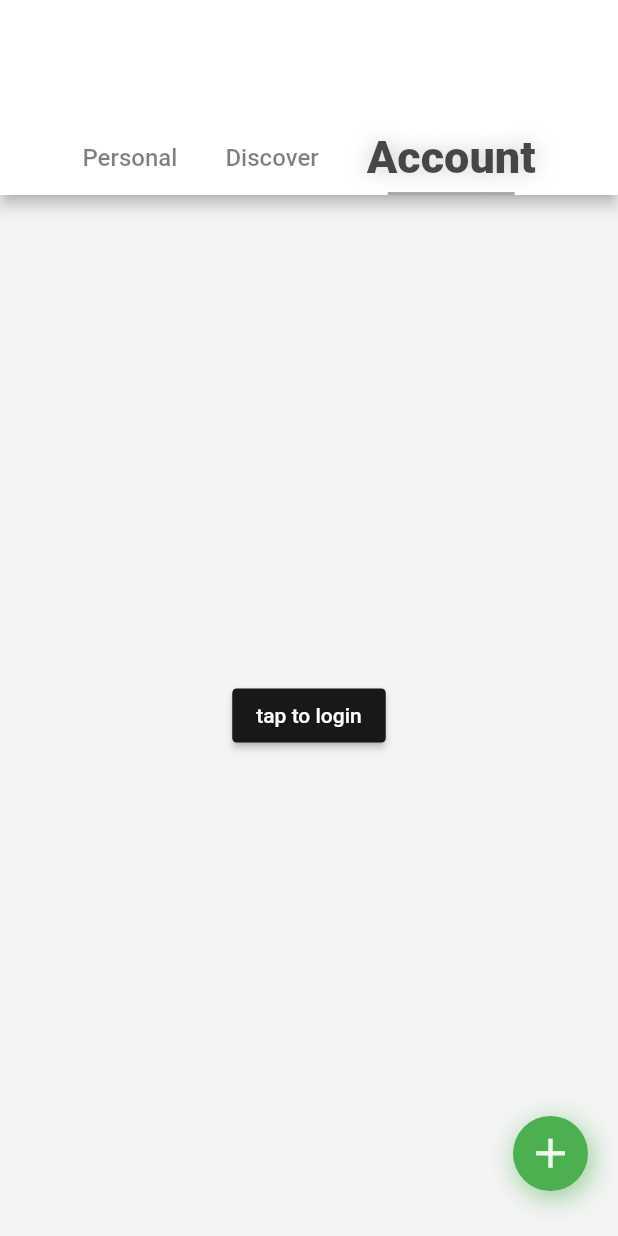
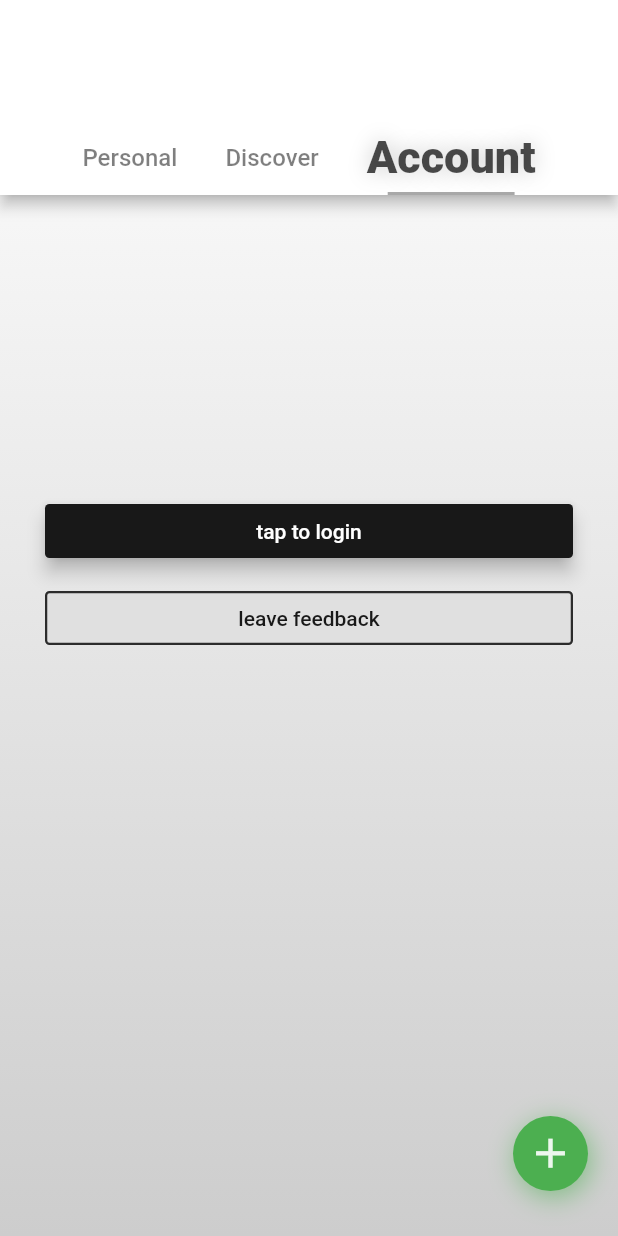
Before and after one commit to willroyMyles/wrg-flutter-app, a Flutter app: the screen it shows after launch, swiped to page 3, on a phone screen of 412 x 824 dp. Run offline on Flutter 3.47's test engine with Material 2 defaults, Android fonts, the phone set to English and light mode, and no system bars; our stand-ins replace csv, dio, firebase_auth, firebase_core, flutter_keyboard_visibility, flutter_svg and 8 more; missing offline and left inert: dart:ffi, flutter_anywhere_menus; accounts and stored records are empty; network calls fail.

Commit message:
Added ability to send feedback to slack

```diff
--- a/lib/backend/extensions/button.extension.dart
+++ b/lib/backend/extensions/button.extension.dart
@@ -25,7 +25,7 @@ extension BTN on FlatButton {
         child: this.child,
         textColor: ts.fgbtnt.value,
         color: ts.fgbtn.value,
-        elevation: 2,
+        elevation: 5,
         splashColor: ts.pc,
         shape: RoundedRectangleBorder(
           borderRadius: BorderRadius.circular(3),
--- a/lib/backend/extensions/textformfield.extension.dart
+++ b/lib/backend/extensions/textformfield.extension.dart
@@ -7,10 +7,11 @@ import 'package:wrg2/backend/services/service.theme.dart';
 import 'color.extension.dart';
 
 extension TFF on TextFormField {
-  Widget input({String label = ""}) {
+  Widget input({String label = "", int minLines = 1}) {
     ServiceTheme ts = Get.find<ServiceTheme>();
     var bc = ts.bg.value.darker();
     var lineHeight = 2.0;
+    var tff = this;
 
     return Container(
       child: Column(
@@ -23,6 +24,8 @@ extension TFF on TextFormField {
           TextFormField(
             validator: this.validator,
             controller: this.controller,
+            minLines: minLines,
+            maxLines: minLines,
             style: TextStyle(
               color: Colors.black,
             ),
--- a/lib/backend/services/service.api.dart
+++ b/lib/backend/services/service.api.dart
@@ -5,8 +5,9 @@ import 'package:wrg2/backend/models/post.model.dart';
 import 'package:wrg2/backend/models/userinfo.dart';
 import 'package:wrg2/backend/services/service.executor.dart';
 import 'package:wrg2/backend/services/service.httpExecutor.dart';
+import 'package:wrg2/backend/services/service.slack.dart';
 
-class APIService extends GetxController {
+class APIService extends GetxController with SlackExecutor {
   final _apiInterface = Get.put(HttpExecutor());
   HttpExecutor get interface => _apiInterface;
   Rx<UserInfoModel> get userInfo => _apiInterface.userInfo;
--- a/lib/backend/services/service.executor.dart
+++ b/lib/backend/services/service.executor.dart
@@ -8,6 +8,7 @@ import 'package:wrg2/backend/models/post.model.dart';
 import 'package:wrg2/backend/models/userinfo.dart';
 import 'package:wrg2/backend/services/service.auth.dart';
 import 'package:wrg2/backend/services/service.information.dart';
+import 'package:wrg2/backend/services/service.slack.dart';
 import 'package:wrg2/backend/services/service.toast.dart';
 
 class ApiExecutor extends GetxController with ApiAuth {
--- /dev/null
+++ b/lib/backend/services/service.slack.dart
@@ -0,0 +1,18 @@
+import 'package:dio/dio.dart';
+
+mixin SlackExecutor {
+  final dio = Dio();
+  final String slack =
+      "https://hooks.slack.com/services/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";
+
+  sendSlackMessage(String msg) async {
+    Map<String, String> payload = Map();
+    payload.putIfAbsent("text", () => msg);
+
+    var ans = await dio.post(slack, data: payload);
+    if (ans.statusCode == 200) {
+      return Future.value(true);
+    }
+    return Future.value(false);
+  }
+}
--- /dev/null
+++ b/lib/fontend/pages/profile/state.profile.dart
@@ -0,0 +1,14 @@
+import 'package:flutter/material.dart';
+import 'package:get/get.dart';
+import 'package:get/get_state_manager/get_state_manager.dart';
+import 'package:wrg2/backend/services/service.api.dart';
+import 'package:wrg2/backend/services/service.executor.dart';
+
+class ProfileState extends GetxController with StateMixin {
+  final api = Get.find<APIService>();
+  TextEditingController textEditingController = TextEditingController();
+
+  void sendMessage() {
+    api.sendSlackMessage(textEditingController.text);
+  }
+}
--- a/lib/fontend/pages/profile/view.profile.dart
+++ b/lib/fontend/pages/profile/view.profile.dart
@@ -4,19 +4,87 @@ import 'package:wrg2/backend/extensions/ext.dart';
 import 'package:wrg2/backend/services/service.api.dart';
 import 'package:wrg2/backend/services/service.information.dart';
 import 'package:wrg2/backend/services/service.theme.dart';
+import 'package:wrg2/fontend/pages/feedback/view.feedback.dart';
 import 'package:wrg2/fontend/pages/login/view.login.dart';
+import 'package:flutter_keyboard_visibility/flutter_keyboard_visibility.dart';
+import 'package:wrg2/fontend/pages/profile/state.profile.dart';
 
 class ProfileView extends StatelessWidget {
   final infoService = Get.find<InformationService>();
   final service = Get.find<APIService>();
   final ts = Get.find<ServiceTheme>();
+  final controller = Get.put(ProfileState());
   @override
   Widget build(BuildContext context) {
     return StreamBuilder<bool>(
         stream: infoService.isSignedIn.stream,
         builder: (context, snapshot) {
-          print(snapshot.connectionState);
-          print(snapshot.data);
+          return Scaffold(
+            body: CustomScrollView(
+              slivers: [
+                if (infoService.isSignedIn.value)
+                  SliverAppBar(
+                    title: Row(
+                      children: [
+                        Text("hello ").h3(),
+                        Text(service.userInfo.value.username).h2(),
+                      ],
+                    ),
+                  ),
+                SliverPadding(padding: EdgeInsets.all(100)),
+                SliverToBoxAdapter(
+                  child: Container(
+                    padding: EdgeInsets.symmetric(horizontal: 30),
+                    child: FlatButton(
+                            onPressed: () {
+                              if (infoService.isSignedIn.value)
+                                service.logout();
+                              else
+                                Get.to(() => LoginView());
+                            },
+                            child: Text(infoService.isSignedIn.value
+                                ? "already logged in\n tap to log out "
+                                : "tap to login"))
+                        .primary(),
+                  ),
+                ),
+                SliverToBoxAdapter(
+                  child: Container(
+                    margin: EdgeInsets.only(top: 10),
+                    padding: EdgeInsets.symmetric(horizontal: 30),
+                    child: FlatButton(
+                            onPressed: () {
+                              Get.dialog(
+                                  Dialog(
+                                    child: SingleChildScrollView(
+                                        child: FeedbackView()),
+                                    backgroundColor:
+                                        Colors.white.withOpacity(.2),
+                                    insetPadding: EdgeInsets.all(15),
+                                  ),
+
+                                  // KeyboardVisibilityBuilder(
+                                  //   builder: (context, v) => AnimatedContainer(
+                                  //     duration: Duration(milliseconds: 350),
+                                  //     padding: EdgeInsets.only(top: 10),
+                                  //     alignment: v
+                                  //         ? Alignment.topCenter
+                                  //         : Alignment.center,
+                                  //     child: FeedbackView(),
+                                  //   ),
+                                  // ),
+                                  // barrierColor: Colors.red,
+                                  barrierDismissible: true,
+                                  useSafeArea: true);
+                            },
+                            child: Text("leave feedback"))
+                        .secondary(),
+                  ),
+                )
+              ],
+            ),
+          );
+
           return Scaffold(
             body: infoService.isSignedIn.value ? buildTrue() : buildFalse(),
           ).background();
--- a/lib/fontend/pages/view.homepage.dart
+++ b/lib/fontend/pages/view.homepage.dart
@@ -1,4 +1,3 @@
-import 'package:animated/animated.dart';
 import 'package:flutter/material.dart';
 import 'package:get/get.dart';
 import 'package:wrg2/backend/services/service.api.dart';
--- a/pubspec.yaml
+++ b/pubspec.yaml
@@ -33,10 +33,9 @@ dependencies:
   equatable:
   flutter_svg: ^0.22.0
   group_button: ^2.1.2
-  animated: ^2.0.0
   csv:
   fluttertoast: null
-  keyboard_visibility: any
+  flutter_keyboard_visibility:
   dio:
   toggle_switch: ^1.2.0
   flutter_anywhere_menus: ^0.1.2
```
Also changed, not shown: lib/fontend/pages/comment/state.comment.dart (+0 -28 lines), lib/fontend/pages/feedback/view.feedback.dart (added, +42 -0 lines), pubspec.lock, 2 other files.
